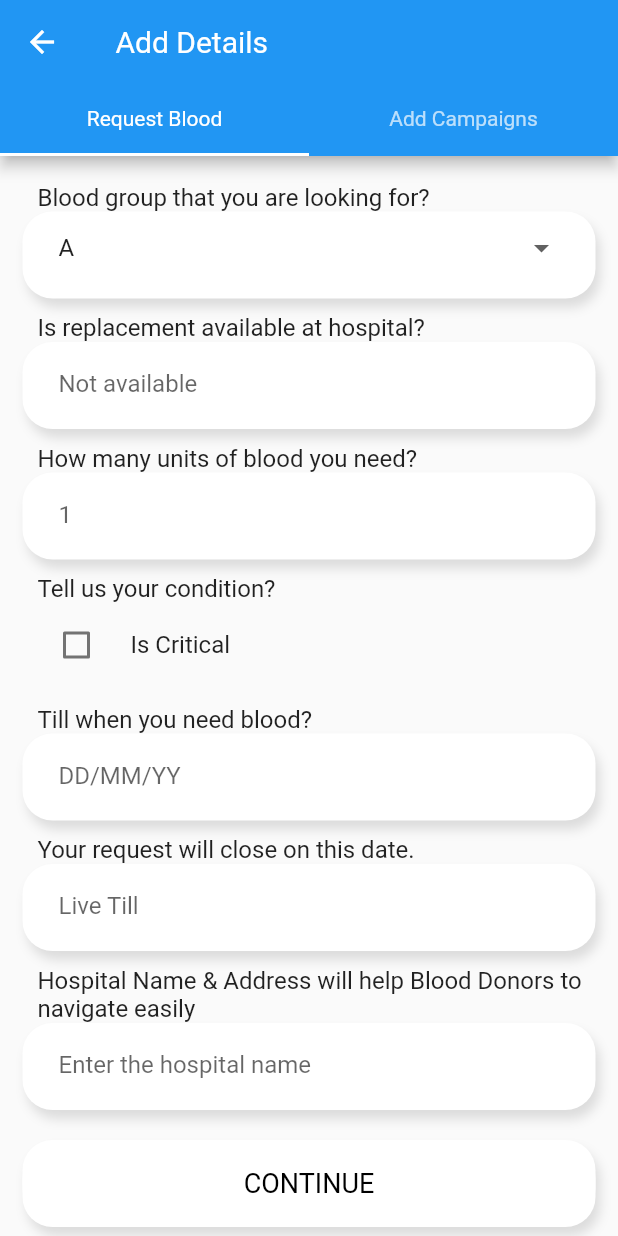
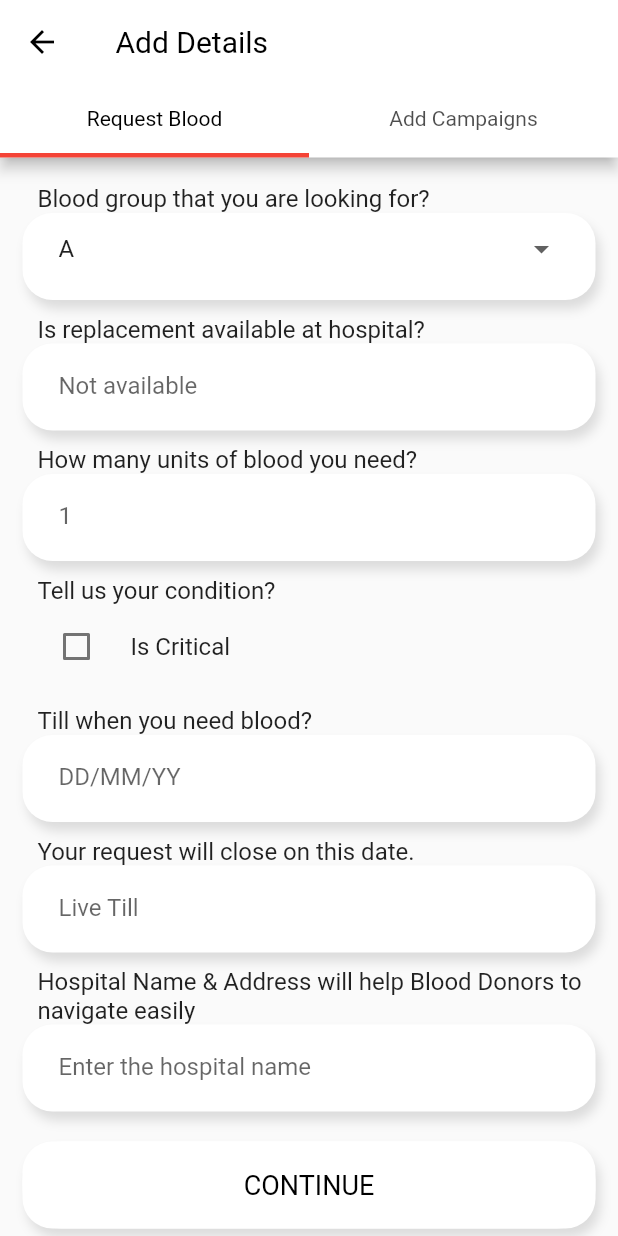
Before and after one commit to limiRatnayake/Blood-Collector, a Flutter app: the RequestView screen opened directly, on a phone screen of 412 x 824 dp. Run offline on Flutter 3.47's test engine with Material 2 defaults, Android fonts, the phone set to English and light mode, and no system bars.

Commit message:
blood-collector

```diff
--- a/lib/UI/widgets/request_View.dart
+++ b/lib/UI/widgets/request_View.dart
@@ -1,9 +1,7 @@
-
 import 'package:blood_collector/UI/widgets/addcampaign_view.dart';
 import 'package:blood_collector/UI/widgets/requestBlood_view.dart';
 
 import 'package:flutter/material.dart';
-
 
 class RequestView extends StatefulWidget {
   @override
@@ -17,19 +15,24 @@ class _RequestViewState extends State<RequestView> {
       length: 2,
       child: Scaffold(
         appBar: AppBar(
+          iconTheme: IconThemeData(color: Colors.black),
+          backgroundColor: Colors.white,
           bottom: TabBar(
+            indicatorColor: Colors.red,
+           indicatorWeight: 3.0,
+            labelColor: Colors.black,
             tabs: <Widget>[
-              Tab(text: 'Request Blood',),
-              Tab(text:'Add Campaigns')
+              Tab(text: 'Request Blood'),
+              Tab(text: 'Add Campaigns')
             ],
           ),
-          title:Text(' Add Details', style: TextStyle(fontFamily:"Roboto" ),),
+          title: Text(
+            ' Add Details',
+            style: TextStyle(fontFamily: "Roboto", color: Colors.black),
+          ),
         ),
         body: TabBarView(
-          children: <Widget>[
-              RequestBloodView(),
-              AddCampaignsView()
-          ],
+          children: <Widget>[RequestBloodView(), AddCampaignsView()],
         ),
       ),
     );
```
Also changed, not shown: lib/UI/widgets/create_post_view.dart (+67 -27 lines).
